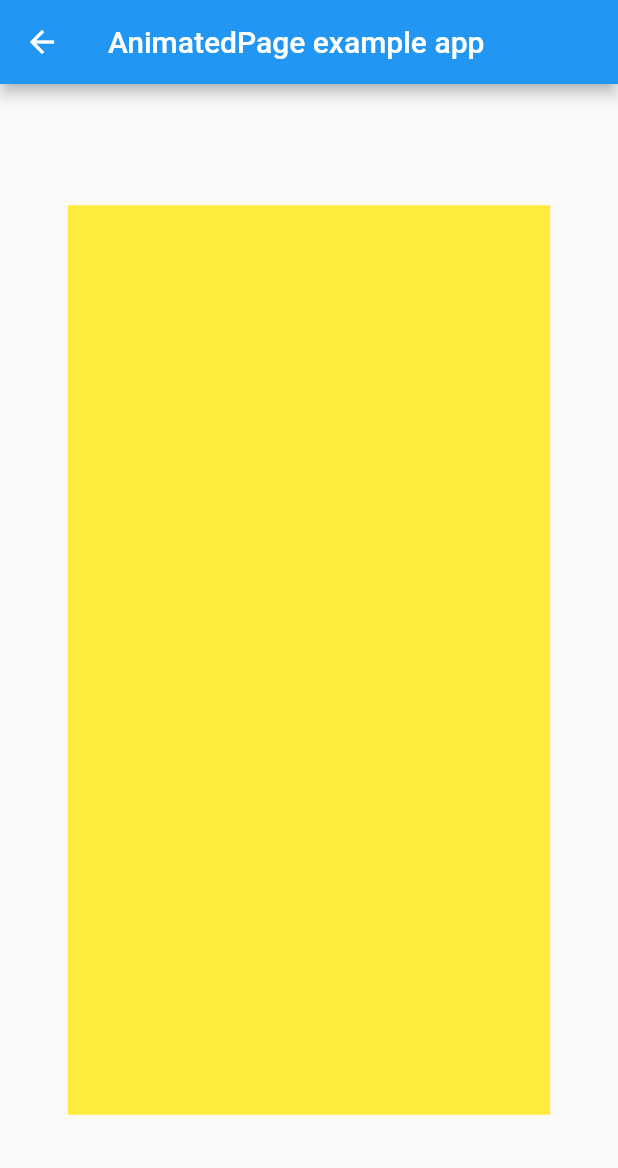
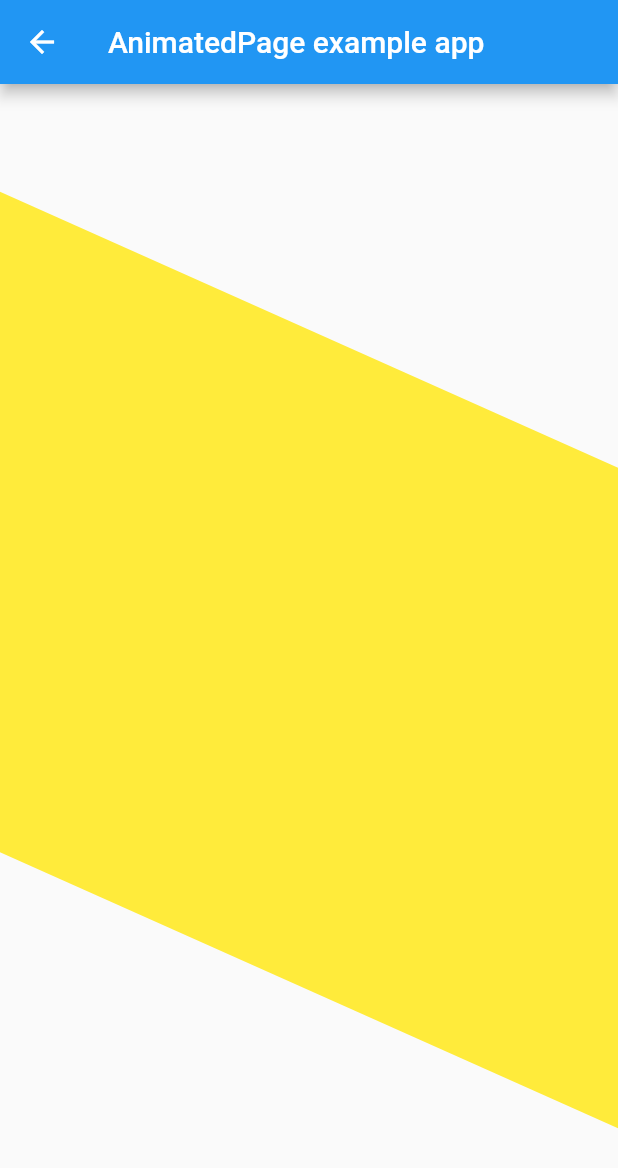
Before and after one commit to Conezi/animated_item, a Flutter app: the AnimatedPageExample screen opened directly, swiped to page 2, on a phone screen of 412 x 824 dp. Shown: the top 1168 px of the screen. Run offline on Flutter 3.47's test engine with Material 2 defaults, Android fonts, the light colour scheme and no system bars; our stand-ins replace plugin_platform_interface; missing offline and left inert: dart:html.

Commit message:
Added rotate_effect.dart

```diff
--- a/example/lib/src/animated_item_example.dart
+++ b/example/lib/src/animated_item_example.dart
@@ -41,7 +41,7 @@ class _AnimatedItemExampleState extends State<AnimatedItemExample> {
                   return AnimatedItem(
                       controller: _scrollController,
                       index: index,
-                      effect: const TranslateEffect(animationAxis: Axis.vertical),
+                      effect: const RotateEffect(),
                       child: Container(
                         margin: const EdgeInsets.all(5.0),
                         width: width,
--- a/example/lib/src/animated_page_example.dart
+++ b/example/lib/src/animated_page_example.dart
@@ -37,6 +37,7 @@ class _AnimatedPageExampleState extends State<AnimatedPageExample> {
             return AnimatedPage(
                 controller: _pageController,
                 index: index,
+                effect: const RotateEffect(),
                 child: Container(
                   margin: const EdgeInsets.all(5.0),
                   width: width,
--- a/lib/animated_item.dart
+++ b/lib/animated_item.dart
@@ -3,3 +3,4 @@ export 'src/animated_page.dart';
 export 'effects/scale_effect.dart';
 export 'effects/translate_effect.dart';
 export 'effects/fade_effect.dart';
+export 'effects/rotate_effect.dart';
--- /dev/null
+++ b/lib/effects/rotate_effect.dart
@@ -0,0 +1,21 @@
+import 'package:animated_item/effects/base_scroll_effect.dart';
+import 'package:flutter/material.dart';
+
+class RotateEffect extends ScrollEffect {
+  /// Adjust rotation angle as needed
+  final double rotationAngle;
+  const RotateEffect(
+      {this.rotationAngle = 20})
+      : assert(rotationAngle >= 0.0);
+
+  @override
+  Widget buildEffect(
+      {required Widget child, required int index, required double position}) {
+    double delta = (index - position).abs();
+    double rotationAngle = (0.0 - delta) * this.rotationAngle;
+    return Transform.rotate(
+      angle: delta <= 1 ? rotationAngle : 0,
+      child: child,
+    );
+  }
+}
```
